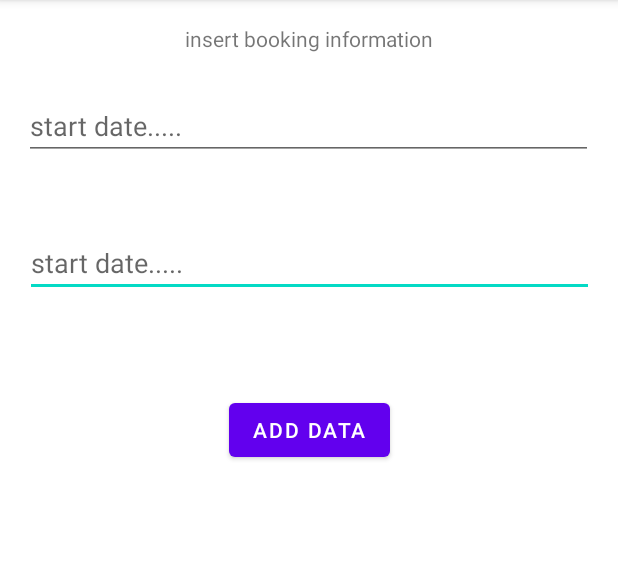
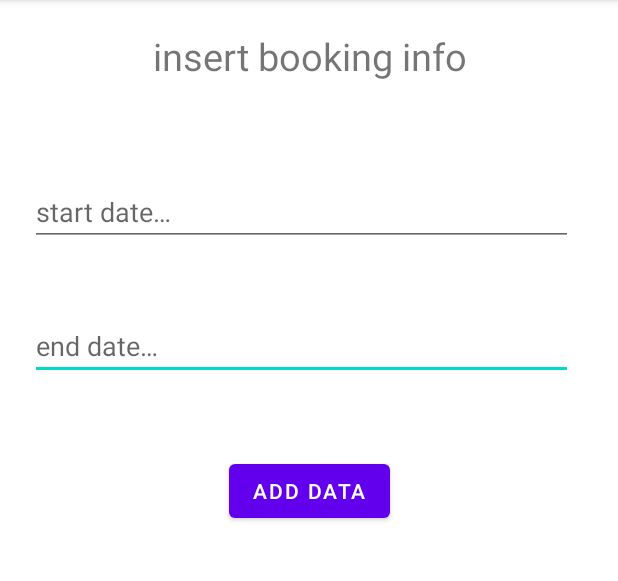
Before and after one commit to SamuelDaRos/TakeAuto, an Android app: the BookingActivity screen opened directly, with no data from a screen before it, on a phone screen of 412 x 824 dp, the part 84-665 px from its top. Run offline under Robolectric (Android 15) with nearby library versions, the phone set to English and light mode, and no system bars.

Commit message:
sistemata interfaccia prenotazione auto, controllo generale

```diff
--- a/app/src/main/res/layout/activity_booking.xml
+++ b/app/src/main/res/layout/activity_booking.xml
@@ -8,69 +8,59 @@
 
     <EditText
         android:id="@+id/editTextFinishDate"
-        android:layout_width="379dp"
+        android:layout_width="0dp"
         android:layout_height="39dp"
-        android:layout_marginStart="16dp"
-        android:layout_marginLeft="16dp"
-        android:layout_marginTop="20dp"
-        android:layout_marginEnd="16dp"
-        android:layout_marginRight="16dp"
+        android:layout_marginStart="20dp"
+        android:layout_marginLeft="20dp"
+        android:layout_marginTop="50dp"
+        android:layout_marginEnd="30dp"
+        android:layout_marginRight="30dp"
         android:ems="10"
-        android:hint="@string/start_booking"
+        android:hint="@string/end_booking"
         android:inputType="date"
-        app:layout_constraintBottom_toBottomOf="parent"
         app:layout_constraintEnd_toEndOf="parent"
         app:layout_constraintStart_toStartOf="parent"
-        app:layout_constraintTop_toBottomOf="@+id/editTextStartDate"
-        app:layout_constraintVertical_bias="0.053" />
+        app:layout_constraintTop_toBottomOf="@+id/editTextStartDate" />
 
     <TextView
-        android:id="@+id/textView2"
-        android:layout_width="wrap_content"
+        android:id="@+id/booking_title"
+        android:layout_width="0dp"
         android:layout_height="wrap_content"
-        android:layout_marginStart="123dp"
-        android:layout_marginLeft="123dp"
-        android:layout_marginTop="16dp"
-        android:layout_marginEnd="123dp"
-        android:layout_marginRight="123dp"
-        android:layout_marginBottom="35dp"
+        android:layout_marginStart="50dp"
+        android:layout_marginLeft="50dp"
+        android:layout_marginTop="20dp"
+        android:layout_marginEnd="50dp"
+        android:layout_marginRight="50dp"
+        android:gravity="center"
         android:text="@string/insert_booking"
-        app:layout_constraintBottom_toTopOf="@+id/editTextStartDate"
+        android:textSize="25sp"
         app:layout_constraintEnd_toEndOf="parent"
         app:layout_constraintStart_toStartOf="parent"
         app:layout_constraintTop_toTopOf="parent" />
 
     <EditText
         android:id="@+id/editTextStartDate"
-        android:layout_width="379dp"
+        android:layout_width="0dp"
         android:layout_height="39dp"
-        android:layout_marginStart="16dp"
-        android:layout_marginLeft="16dp"
-        android:layout_marginTop="32dp"
-        android:layout_marginEnd="16dp"
-        android:layout_marginRight="16dp"
+        android:layout_marginStart="20dp"
+        android:layout_marginLeft="20dp"
+        android:layout_marginTop="70dp"
+        android:layout_marginEnd="30dp"
+        android:layout_marginRight="30dp"
         android:ems="10"
         android:hint="@string/start_booking"
         android:inputType="date"
         app:layout_constraintEnd_toEndOf="parent"
-        app:layout_constraintHorizontal_bias="0.0"
         app:layout_constraintStart_toStartOf="parent"
-        app:layout_constraintTop_toBottomOf="@+id/textView2" />
+        app:layout_constraintTop_toBottomOf="@+id/booking_title" />
 
     <Button
         android:id="@+id/buttonAddData"
         android:layout_width="wrap_content"
         android:layout_height="wrap_content"
-        android:layout_marginStart="115dp"
-        android:layout_marginLeft="115dp"
-        android:layout_marginTop="48dp"
-        android:layout_marginEnd="115dp"
-        android:layout_marginRight="115dp"
-        android:layout_marginBottom="440dp"
+        android:layout_marginTop="50dp"
         android:text="@string/add_button"
-        app:layout_constraintBottom_toBottomOf="parent"
         app:layout_constraintEnd_toEndOf="parent"
         app:layout_constraintStart_toStartOf="parent"
         app:layout_constraintTop_toBottomOf="@+id/editTextFinishDate" />
-
 </androidx.constraintlayout.widget.ConstraintLayout>
--- a/app/src/main/res/values/strings.xml
+++ b/app/src/main/res/values/strings.xml
@@ -16,7 +16,8 @@
     <string name="postal_Address">Postal address</string>
     <string name="fiscalCode">fiscal Code</string>
     <string name="title_parking">Parking status</string>
-    <string name="insert_booking">insert booking information</string>
-    <string name="start_booking">start date.....</string>
+    <string name="insert_booking">insert booking info</string>
+    <string name="start_booking">start date…</string>
+    <string name="end_booking">end date…</string>
     <string name="add_button">Add Data</string>
 </resources>
```
Also changed, not shown: app/src/main/java/it/iisvittorioveneto/itt/takeauto/Login.java (+14 -18 lines), app/src/main/java/it/iisvittorioveneto/itt/takeauto/ParkingActivity.java (+10 -0 lines), app/src/main/res/layout/activity_login.xml (+12 -4 lines), app/src/main/res/layout/activity_registration.xml (+27 -9 lines), 2 other files.
